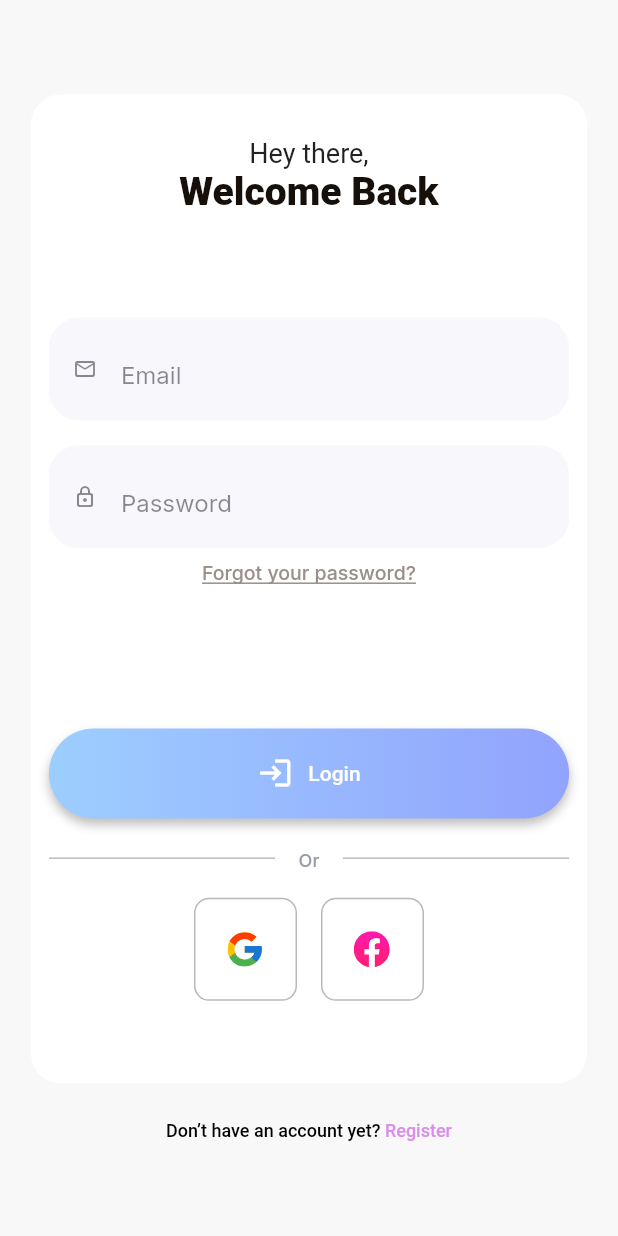
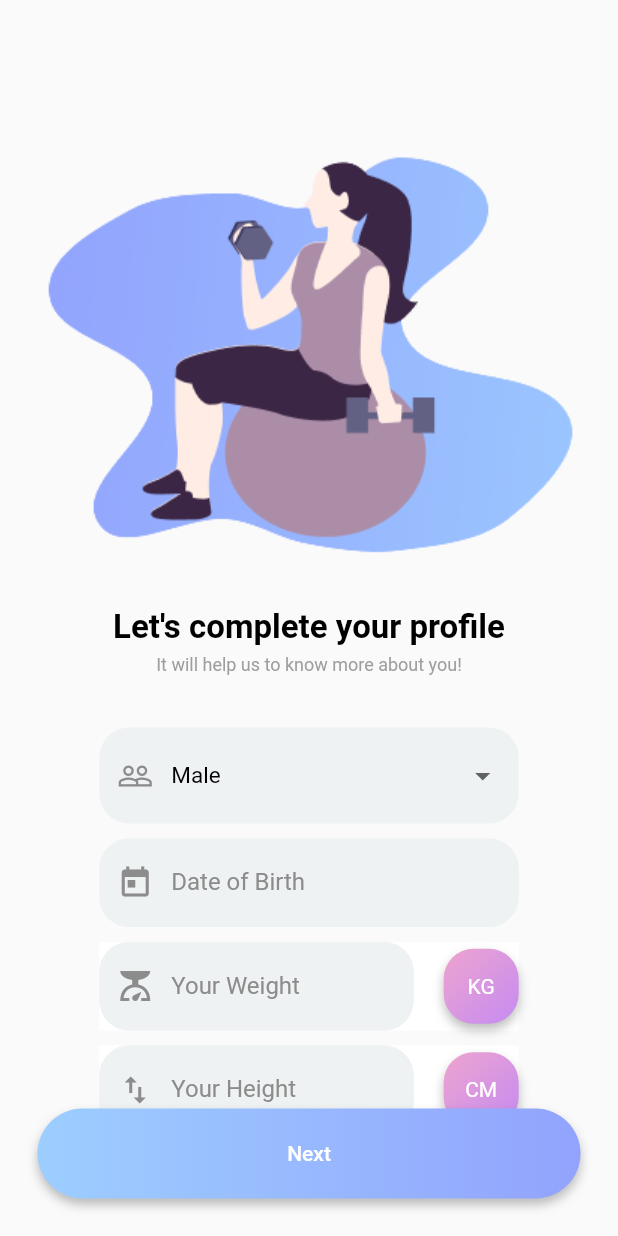
Before and after one commit to eded1263/fitness-app, a Flutter app: the SignInTen screen opened by its route, after a tap on "Login", on a phone screen of 412 x 824 dp. Run offline on Flutter 3.47's test engine with Material 2 defaults, Android fonts, the phone set to English and light mode, and no system bars; our stand-ins replace camera, carousel_slider, flutter_svg, google_fonts; missing offline and left inert: flutter_device_type.

Commit message:
Adicionada tela de dados do usuário
Feito por Gabriel de Souza

```diff
--- a/lib/cache/cache.dart
+++ b/lib/cache/cache.dart
@@ -65,6 +65,13 @@ class AppCache {
     _user.email = email;
   }
 
+  void setUserData(String gender, String dob, String weight, String height) {
+    _user.gender = gender;
+    _user.weight = weight;
+    _user.height = height;
+    _user.dateOfBirth = dob;
+  }
+
   void updateUserName(String name, String surname) {
     _user.name = name != "" ? name : _user.name;
     _user.surname = surname != "" ? surname : _user.surname;
--- a/lib/models/user.dart
+++ b/lib/models/user.dart
@@ -5,6 +5,10 @@ class User {
   String surname;
   String picture = "";
   String email = "";
+  String gender = "";
+  String height = "";
+  String weight = "";
+  String dateOfBirth = "";
   late Goal goal;
   User(this.name, this.surname);
 }
--- a/lib/routes.dart
+++ b/lib/routes.dart
@@ -2,6 +2,7 @@ import 'package:fitness_app/routes/goal_page.dart';
 import 'package:fitness_app/routes/home_page.dart';
 import 'package:fitness_app/routes/picture_page.dart';
 import 'package:fitness_app/routes/sign_in_page.dart';
+import 'package:fitness_app/routes/user_form_page.dart';
 import 'package:flutter/material.dart';
 
 class RouterGenerator {
@@ -9,6 +10,7 @@ class RouterGenerator {
   static const String goalsPage = '/goals';
   static const String picturesPage = '/picture';
   static const String loginPage = '/login';
+  static const String userFormPage = '/userForm';
 
   RouterGenerator._();
   static Route<dynamic> generateRoute(RouteSettings settings) {
@@ -29,6 +31,10 @@ class RouterGenerator {
         return MaterialPageRoute(
           builder: (_) => const PicturePage(),
         );
+      case userFormPage:
+        return MaterialPageRoute(
+          builder: (_) => UserFormPage(),
+        );
 
       default:
         throw const FormatException("Rota não encontrada");
--- a/lib/routes/sign_in_page.dart
+++ b/lib/routes/sign_in_page.dart
@@ -1,4 +1,5 @@
 import 'package:fitness_app/cache/cache.dart';
+import 'package:fitness_app/routes.dart';
 import 'package:fitness_app/widgets/buttons/blue_button.dart';
 import 'package:flutter/material.dart';
 import 'package:flutter_svg/svg.dart';
@@ -273,10 +274,11 @@ class _SignInTenState extends State<SignInTen> {
     return Consumer<AppCache>(builder: ((context, cache, child) {
       return BlueButton(
         onClick: () {
-          cache.setUserEmail(emailController.value.toString());
+          cache.setUserEmail(emailController.text);
+          Navigator.of(context).pushNamed(RouterGenerator.userFormPage);
         },
         label: "Login",
-        icon: Icons.login,
+        prependIcon: Icons.login,
       );
     }));
   }
--- /dev/null
+++ b/lib/routes/user_form_page.dart
@@ -0,0 +1,268 @@
+import 'package:fitness_app/cache/cache.dart';
+import 'package:fitness_app/widgets/buttons/blue_button.dart';
+import 'package:flutter/material.dart';
+import 'package:provider/provider.dart';
+
+class UserFormPage extends StatefulWidget {
+  const UserFormPage({super.key});
+
+  @override
+  State<UserFormPage> createState() => _UserFormPageState();
+}
+
+class _UserFormPageState extends State<UserFormPage> {
+  final List<String> _genders = ["Male", "Female", "Neutral", "Other"];
+  String? _selectedGender = "Male";
+
+  final TextEditingController _dateOfBirthController = TextEditingController();
+  final TextEditingController _weightController = TextEditingController();
+  final TextEditingController _heightController = TextEditingController();
+
+  @override
+  Widget build(BuildContext context) {
+    return Scaffold(
+        body: Stack(
+      children: [
+        Column(
+          children: <Widget>[
+            Container(
+              padding: const EdgeInsets.only(top: 25),
+              alignment: Alignment.center,
+              child: Column(
+                mainAxisAlignment: MainAxisAlignment.center,
+                children: <Widget>[
+                  Image.asset(
+                    'assets/images/woman.png',
+                  ),
+                  const SizedBox(
+                    height: 30,
+                  ),
+                  const Text.rich(
+                    TextSpan(
+                        text: "Let's complete your profile",
+                        style: TextStyle(
+                          color: Colors.black,
+                          fontWeight: FontWeight.bold,
+                          fontSize: 22,
+                        )),
+                  ),
+                  const SizedBox(
+                    height: 5,
+                  ),
+                  const Text.rich(
+                    TextSpan(
+                        text: "It will help us to know more about you!",
+                        style: TextStyle(
+                          color: Colors.grey,
+                          fontSize: 12,
+                        )),
+                  ),
+                  const SizedBox(
+                    height: 10,
+                  ),
+                ],
+              ),
+            ),
+            Container(
+              width: MediaQuery.of(context).size.width * 0.8,
+              padding: const EdgeInsets.all(25),
+              child: Column(
+                children: <Widget>[
+                  Container(
+                    alignment: Alignment.center,
+                    child: DropdownButtonFormField<String>(
+                      decoration: InputDecoration(
+                          filled: true,
+                          fillColor: const Color.fromARGB(255, 239, 242, 243),
+                          prefixIcon: const Icon(Icons.people_outline,
+                              color: Color.fromARGB(255, 141, 140, 140)),
+                          hintText: 'Choose Gender',
+                          border: OutlineInputBorder(
+                              borderRadius: BorderRadius.circular(20),
+                              borderSide: BorderSide.none)),
+                      value: _selectedGender,
+                      items: _genders
+                          .map((item) => DropdownMenuItem<String>(
+                                value: item,
+                                child: Text(item,
+                                    style: const TextStyle(
+                                        fontSize: 15, color: Colors.black)),
+                              ))
+                          .toList(),
+                      onChanged: (item) =>
+                          setState(() => _selectedGender = item),
+                    ),
+                  ),
+                  const SizedBox(
+                    height: 10,
+                  ),
+                  Container(
+                    alignment: Alignment.center,
+                    child: Column(
+                      children: [
+                        TextField(
+                          controller: _dateOfBirthController,
+                          decoration: InputDecoration(
+                            filled: true,
+                            fillColor: const Color.fromARGB(255, 239, 242, 243),
+                            labelText: "Date of Birth",
+                            labelStyle: const TextStyle(
+                              color: Color.fromARGB(255, 141, 140, 140),
+                            ),
+                            prefixIcon: const Icon(Icons.today,
+                                color: Color.fromARGB(255, 141, 140, 140)),
+                            border: myinputborder(),
+                            enabledBorder: myinputborder(),
+                            focusedBorder: myfocusborder(),
+                          ),
+                        ),
+                      ],
+                    ),
+                  ),
+                  const SizedBox(
+                    height: 10,
+                  ),
+                  Container(
+                    alignment: Alignment.bottomLeft,
+                    color: Colors.white,
+                    child: Row(
+                      children: <Widget>[
+                        Expanded(
+                          child: TextField(
+                            controller: _weightController,
+                            decoration: InputDecoration(
+                              filled: true,
+                              fillColor:
+                                  const Color.fromARGB(255, 239, 242, 243),
+                              labelText: "Your Weight",
+                              labelStyle: const TextStyle(
+                                color: Color.fromARGB(255, 141, 140, 140),
+                              ),
+                              prefixIcon: const Icon(Icons.scale,
+                                  color: Color.fromARGB(255, 141, 140, 140)),
+                              border: myinputborder(),
+                              enabledBorder: myinputborder(),
+                              focusedBorder: myfocusborder(),
+                            ),
+                          ),
+                        ),
+                        const SizedBox(
+                          width: 20,
+                        ),
+                        _measureBox("KG")
+                      ],
+                    ),
+                  ),
+                  const SizedBox(
+                    height: 10,
+                  ),
+                  Container(
+                    alignment: Alignment.bottomLeft,
+                    color: Colors.white,
+                    child: Row(
+                      children: <Widget>[
+                        Expanded(
+                            child: TextField(
+                          controller: _heightController,
+                          decoration: InputDecoration(
+                            filled: true,
+                            fillColor: const Color.fromARGB(255, 239, 242, 243),
+                            labelText: "Your Height",
+                            labelStyle: const TextStyle(
+                              color: Color.fromARGB(255, 141, 140, 140),
+                            ),
+                            prefixIcon: const Icon(Icons.swap_vert,
+                                color: Color.fromARGB(255, 141, 140, 140)),
+                            border: myinputborder(),
+                            enabledBorder: myinputborder(),
+                            focusedBorder: myfocusborder(),
+                          ),
+                        )),
+                        const SizedBox(
+                          width: 20,
+                        ),
+                        _measureBox("CM")
+                      ],
+                    ),
+                  ),
+                ],
+              ),
+            ),
+          ],
+        ),
+        Positioned(
+            bottom: 25,
+            left: 25,
+            right: 25,
+            child: Consumer<AppCache>(
+              builder: (context, cache, child) {
+                return BlueButton(
+                  label: "Next",
+                  onClick: () {
+                    _submitDataAndRedirect(cache);
+                    print(cache.user.height);
+                  },
+                );
+              },
+            ))
+      ],
+    ));
+  }
+
+  void _submitDataAndRedirect(AppCache cache) {
+    cache.setUserData(_selectedGender!, _dateOfBirthController.text,
+        _weightController.text, _heightController.text);
+  }
+
+  _measureBox(String measure) {
+    return Container(
+        width: 50,
+        height: 50,
+        decoration: _measureBoxDecoration(),
+        child: Center(
+          child: Text(
+            measure,
+            style: const TextStyle(
+              color: Colors.white,
+            ),
+          ),
+        ));
+  }
+
+  _measureBoxDecoration() {
+    return BoxDecoration(
+        boxShadow: const [
+          BoxShadow(
+              color: Colors.black26, offset: Offset(0, 4), blurRadius: 5.0)
+        ],
+        gradient: const LinearGradient(
+          begin: Alignment.topLeft,
+          end: Alignment.bottomRight,
+          stops: [0.0, 1.0],
+          colors: [
+            Color(0xffEEA4CE),
+            Color(0xffC58BF2),
+          ],
+        ),
+        color: const Color(0xffC58BF2),
+        borderRadius: BorderRadius.circular(20));
+  }
+
+  OutlineInputBorder myinputborder() {
+    return const OutlineInputBorder(
+        borderRadius: BorderRadius.all(Radius.circular(20)),
+        borderSide: BorderSide(
+          color: Color.fromARGB(255, 239, 242, 243),
+          width: 1,
+        ));
+  }
+
+  OutlineInputBorder myfocusborder() {
+    return const OutlineInputBorder(
+        borderRadius: BorderRadius.all(Radius.circular(20)),
+        borderSide: BorderSide(
+          color: Color.fromARGB(255, 239, 242, 243),
+          width: 1,
+        ));
+  }
+}
--- a/lib/widgets/buttons/blue_button.dart
+++ b/lib/widgets/buttons/blue_button.dart
@@ -1,18 +1,21 @@
 import 'package:fitness_app/styles/app_styles.dart';
 import 'package:flutter/material.dart';
 
+// ignore: must_be_immutable
 class BlueButton extends StatelessWidget {
   BlueButton(
       {super.key,
       required this.onClick,
       required this.label,
-      this.icon,
+      this.prependIcon,
+      this.appendIcon,
       this.buttonSize = 1});
 
   final Function() onClick;
   final String label;
   final double buttonSize;
-  IconData? icon;
+  IconData? prependIcon;
+  IconData? appendIcon;
 
   @override
   Widget build(BuildContext context) {
@@ -26,18 +29,17 @@ class BlueButton extends StatelessWidget {
             onPressed: onClick, style: _getStyle(), child: _buildContent()));
   }
 
-  _buildContent() {
-    if (icon != null) {
+  Row _buildContent() {
     return Row(
       mainAxisAlignment: MainAxisAlignment.center,
       children: [
-          const Icon(Icons.login),
+        prependIcon != null ? Icon(prependIcon) : Container(),
         const SizedBox(width: 10),
         Text(label),
+        const SizedBox(width: 10),
+        appendIcon != null ? Icon(appendIcon) : Container(),
       ],
     );
-    }
-    return Text(label);
   }
 
   ButtonStyle _getStyle() {
```
Also changed, not shown: assets/images/woman.png (added). Lines whose indentation alone changed are shown as unchanged.
